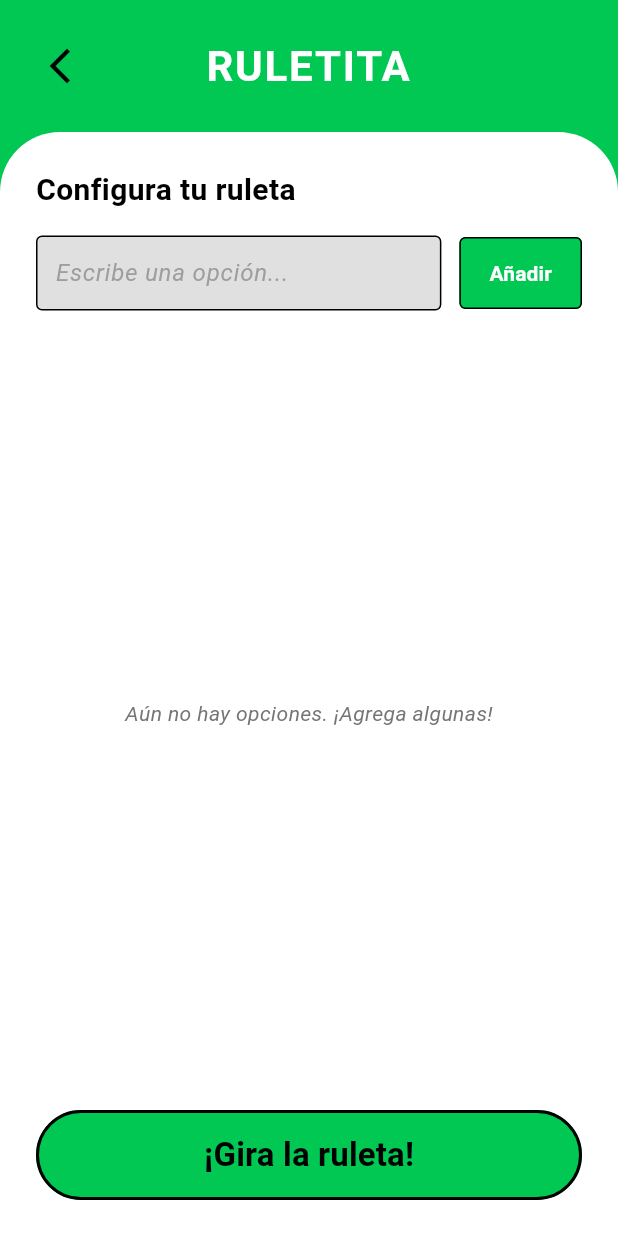
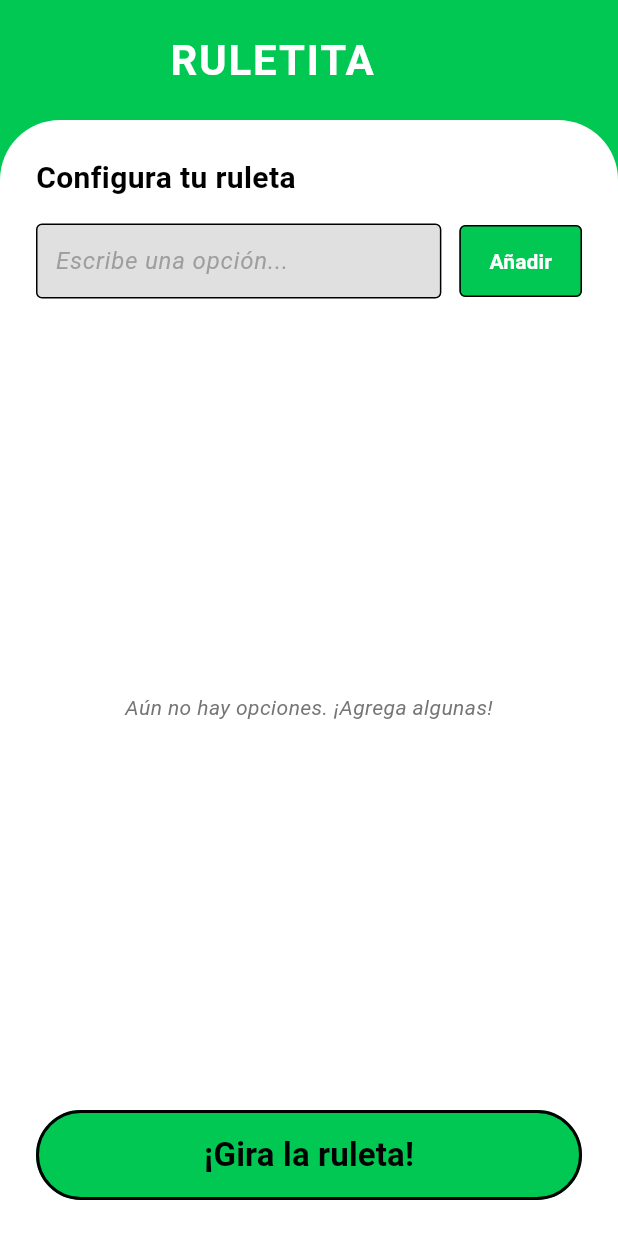
Before and after one commit to DylxnWRLD/Rulelta, a Flutter app: the screen it shows after launch, on a phone screen of 412 x 824 dp. Run offline on Flutter 3.47's test engine with Material 3 defaults, Android fonts, the phone set to English and light mode, and no system bars.

Commit message:
Ajustes en la pantalla de selección

```diff
--- a/lib/screens/PantallaGanador.dart
+++ b/lib/screens/PantallaGanador.dart
@@ -5,7 +5,6 @@ class PantallaGanador extends StatefulWidget {
   final String winner;
   final List<String> allOptions;
 
-  // El constructor recibe el ganador seleccionado y la lista completa de opciones
   const PantallaGanador({
     super.key,
     required this.winner,
--- a/lib/screens/PantallaSeleccion.dart
+++ b/lib/screens/PantallaSeleccion.dart
@@ -20,16 +20,11 @@ class _PantallaSeleccionState extends State<PantallaSeleccion> {
       body: SafeArea(
         child: Column(
           children: [
-            // --- 1. ENCABEZADO (Flecha de atrás y Título) ---
+            // Encabezado con el título
             Padding(
               padding: const EdgeInsets.symmetric(horizontal: 16.0, vertical: 20.0),
               child: Row(
                 children: [
-                  IconButton(
-                    icon: const Icon(Icons.arrow_back_ios_new, color: Colors.black, size: 28),
-                    onPressed: () {
-                    },
-                  ),
                   const Expanded(
                     child: Text(
                       'RULETITA',
@@ -47,7 +42,7 @@ class _PantallaSeleccionState extends State<PantallaSeleccion> {
               ),
             ),
 
-            // --- 2. TARJETA BLANCA REDONDEADA (Cubre el resto de la pantalla) ---
+            // Tarjeta blanca redondeada
             Expanded(
               child: Container(
                 width: double.infinity,
@@ -73,7 +68,7 @@ class _PantallaSeleccionState extends State<PantallaSeleccion> {
                       ),
                       const SizedBox(height: 16),
 
-                      // --- 3. INPUT TEXT Y BOTÓN "AÑADIR" ---
+                      // Texto y botón de "Añadir"
                       Row(
                         children: [
                           Expanded(
@@ -120,7 +115,7 @@ class _PantallaSeleccionState extends State<PantallaSeleccion> {
                       ),
                       const SizedBox(height: 20),
 
-                      // --- 4. LISTA DINÁMICA DE OPCIONES ---
+                      // Lista de las opciones añadidas
                       Expanded(
                         child: options.isEmpty
                             ? Center(
@@ -169,7 +164,7 @@ class _PantallaSeleccionState extends State<PantallaSeleccion> {
                               ),
                       ),
 
-                      // --- 5. BOTÓN PRINCIPAL (¡Gira la ruleta!) ---
+                      // Botón para girar la ruleta
                       const SizedBox(height: 16),
                       Center(
                         child: SizedBox(
@@ -179,7 +174,6 @@ class _PantallaSeleccionState extends State<PantallaSeleccion> {
                             onPressed: () {
                               if (options.length >= 2) {
                                 final randomOption = options[Random().nextInt(options.length)];
-
                                 Navigator.push(
                                   context,
                                   MaterialPageRoute(
```
